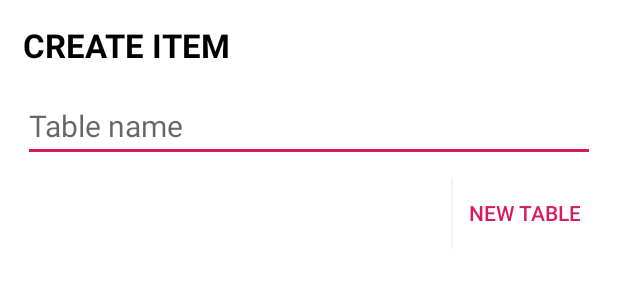
After one commit to QuanSean/android-node-js, an Android app: the layout create_item_task.xml on its own in the app's theme, with its tools: preview values and no code run, on a phone screen of 412 x 824 dp. The commit adds this screen. Shown: the top 300 px of the screen. Run offline under Robolectric (Android 15) with nearby library versions, the phone set to English and light mode, and no system bars; network calls fail.

Commit message:
Add and show  new item task

```diff
--- a/font-end/font-end/app/src/main/java/com/huypo/tase/Adapter/CardPagerAdapterS.java
+++ b/font-end/font-end/app/src/main/java/com/huypo/tase/Adapter/CardPagerAdapterS.java
@@ -86,7 +86,7 @@ public class CardPagerAdapterS extends PagerAdapter implements CardAdapter {
                 .getSystemService(Context.LAYOUT_INFLATER_SERVICE);
 
 
-        View page = inflater.inflate(R.layout.activity_dash_board, null);
+        View page = inflater.inflate(R.layout.adapter, null);
 
         page.setOnClickListener(new View.OnClickListener(){
             public void onClick(View v){
--- /dev/null
+++ b/font-end/font-end/app/src/main/java/com/huypo/tase/Adapter/ModelCard.java
@@ -0,0 +1,5 @@
+package com.huypo.tase.Adapter;
+
+public class ModelCard {
+
+}
--- a/font-end/font-end/app/src/main/java/com/huypo/tase/Retrofit/IMyService.java
+++ b/font-end/font-end/app/src/main/java/com/huypo/tase/Retrofit/IMyService.java
@@ -47,6 +47,10 @@ public interface IMyService {
     @FormUrlEncoded
     Observable<String> addTask(@Header("token") String token, @Field("id") String id, @Field("title") String title,@Field("deadline") String deadline);
 
+    @POST("/project/task/item")
+    @FormUrlEncoded
+    Observable<String> addItemTask(@Header("token") String token, @Field("title") String title,@Field("idProject") String idProject, @Field("idTask") int idTask);
+
 
     @GET("/project")
     @Headers({
--- a/font-end/font-end/app/src/main/res/layout/adapter.xml
+++ b/font-end/font-end/app/src/main/res/layout/adapter.xml
@@ -69,7 +69,10 @@
                         android:padding="8dp"
                         android:layout_margin="8dp"
                         android:backgroundTint="@color/colorBlue"
-                        android:src="@drawable/ic_add"/>
+                        android:src="@drawable/ic_add"
+                        android:id="@+id/demo"
+                        android:onClick="btnCreateItem"/>
+
                 </LinearLayout>
 
 
--- /dev/null
+++ b/font-end/font-end/app/src/main/res/layout/create_item_task.xml
@@ -0,0 +1,58 @@
+<?xml version="1.0" encoding="utf-8"?>
+<LinearLayout xmlns:android="http://schemas.android.com/apk/res/android"
+    android:orientation="vertical"
+    android:layout_width="match_parent"
+    android:layout_height="match_parent"
+    android:padding="15dp"
+    android:background="@color/colorWhite">
+
+    <TextView
+        android:layout_width="wrap_content"
+        android:layout_height="wrap_content"
+        android:id="@+id/txtTitle"
+        android:textSize="22sp"
+        android:text="CREATE ITEM"
+        android:textStyle="bold"
+        android:textColor="#000"/>
+
+    <EditText
+        android:layout_width="match_parent"
+        android:layout_height="wrap_content"
+        android:hint="Table name"
+        android:layout_marginTop="15dp"
+        android:inputType="text"
+        android:id="@+id/editCreateItemTask"
+        android:textSize="20sp"
+        android:textColorHighlight="@color/colorAccent"/>
+
+
+
+
+    <RelativeLayout
+        android:layout_width="match_parent"
+        android:layout_height="wrap_content"
+        android:layout_marginTop="10dp">
+
+        <Button
+            android:id="@+id/btnCreateItemTask"
+            android:layout_width="wrap_content"
+            android:layout_height="wrap_content"
+            android:padding="10dp"
+            android:background="@color/colorWhite"
+            android:text="New table"
+            android:textColor="@color/colorAccent"
+            android:layout_alignParentEnd="true"
+            />
+
+        <!--<Button-->
+        <!--android:id="@+id/btnCancel"-->
+        <!--android:layout_width="wrap_content"-->
+        <!--android:layout_height="wrap_content"-->
+        <!--android:padding="10dp"-->
+        <!--android:background="@color/colorWhite"-->
+        <!--android:text="@string/Cancel"-->
+        <!--android:textColor="@color/colorAccent"-->
+        <!--android:layout_toStartOf="@+id/btnNewTable"/>-->
+    </RelativeLayout>
+
+</LinearLayout>
```
Also changed, not shown: font-end/font-end/app/src/main/java/com/huypo/tase/Activity/DashBoard.java (+94 -13 lines).
